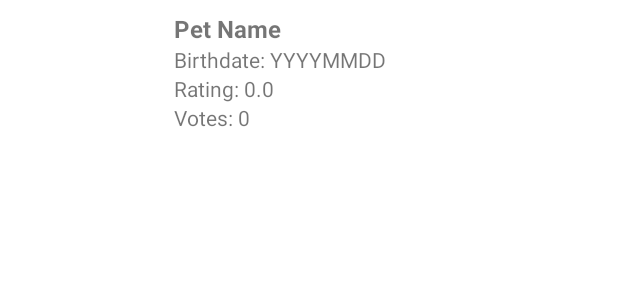
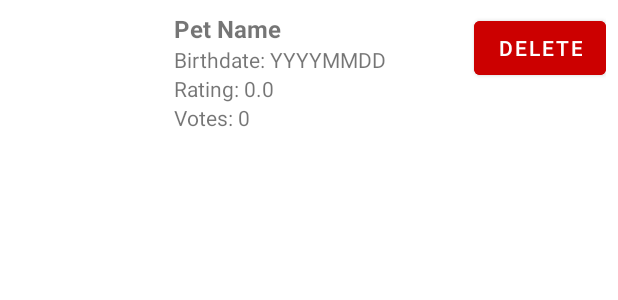
Before and after one commit to AlexSTJO/KotlinRatingApp, an Android app built with Jetpack Compose: the layout item_pet.xml on its own in the app's theme, with its tools: preview values and no code run, on a phone screen of 412 x 824 dp. Shown: the top 300 px of the screen. Run offline under Robolectric (Android 15) with nearby library versions, the phone set to English and light mode, and no system bars.

Commit message:
Added Delete Functionality in List Pets

```diff
--- a/app/src/main/res/layout/item_pet.xml
+++ b/app/src/main/res/layout/item_pet.xml
@@ -13,10 +13,11 @@
         android:contentDescription="Pet Image"
         android:layout_marginEnd="8dp" />
 
-    <!-- Text on the Right -->
+    <!-- Text Section -->
     <LinearLayout
-        android:layout_width="match_parent"
+        android:layout_width="0dp"
         android:layout_height="wrap_content"
+        android:layout_weight="1"
         android:orientation="vertical">
 
         <TextView
@@ -44,6 +45,15 @@
             android:layout_width="wrap_content"
             android:layout_height="wrap_content"
             android:text="Votes: 0" />
+    </LinearLayout>
 
-    </LinearLayout>
+    <!-- Delete Button -->
+    <Button
+        android:id="@+id/btnDeletePet"
+        android:layout_width="wrap_content"
+        android:layout_height="wrap_content"
+        android:text="Delete"
+        android:backgroundTint="@android:color/holo_red_dark"
+        android:textColor="@android:color/white"
+        android:visibility="visible" />
 </LinearLayout>
```
Also changed, not shown: app/src/main/java/com/example/uglydograter/ListPetsActivity.kt (+36 -16 lines), app/src/main/java/com/example/uglydograter/PetsAdapter.kt (+18 -5 lines).
